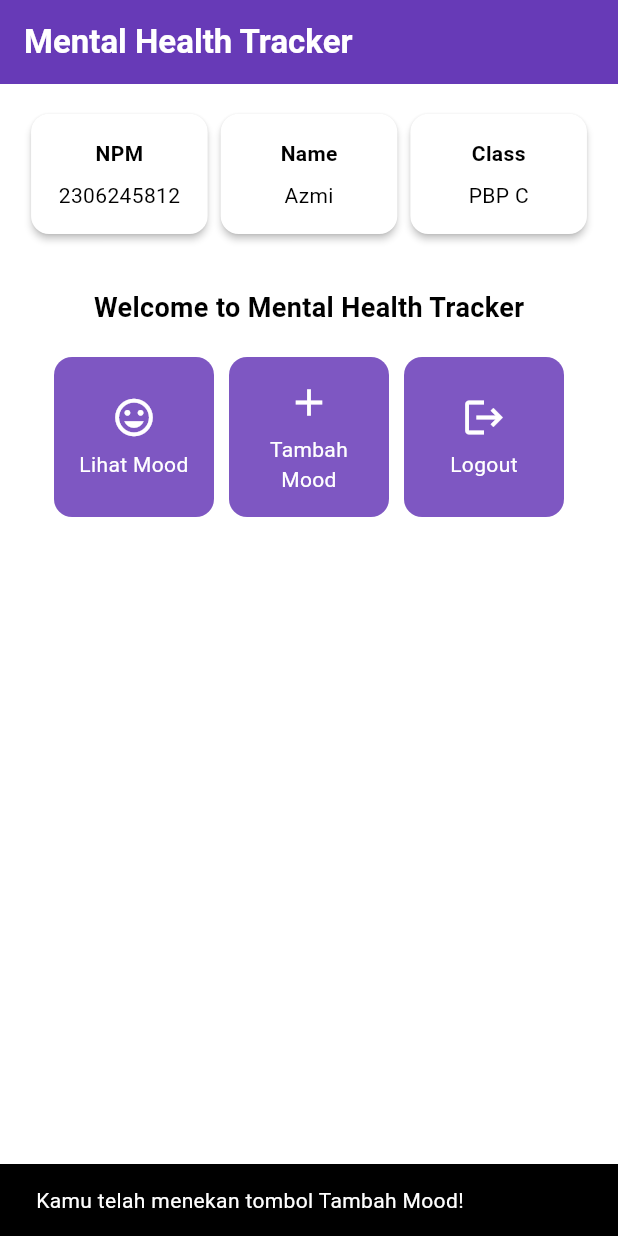
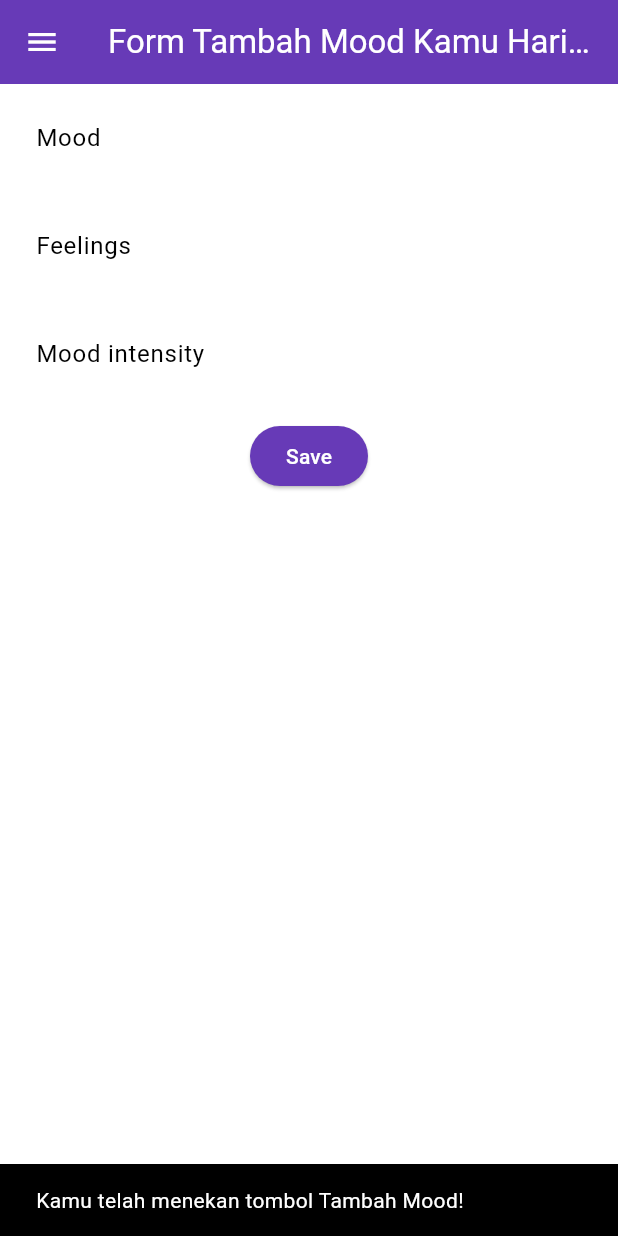
Before and after one commit to khoazmi/mental-health-tracker-mobile, a Flutter app: the screen it shows after launch, after a tap on "Tambah Mood", on a phone screen of 412 x 824 dp. Run offline on Flutter 3.47's test engine with Material 3 defaults, Android fonts, the light colour scheme and no system bars.

Commit message:
menyelsaikan tutorial 7

```diff
--- a/lib/main.dart
+++ b/lib/main.dart
@@ -1,5 +1,5 @@
 import 'package:flutter/material.dart';
-import 'package:mental_health_tracker/menu.dart';
+import 'package:mental_health_tracker/screens/menu.dart';
 
 void main() {
   runApp(const MyApp());
--- a/lib/menu.dart
+++ /dev/null
@@ -1,190 +0,0 @@
-import 'package:flutter/material.dart';
-
-class MyHomePage extends StatelessWidget {
-    MyHomePage({super.key});
-
-    final String npm = '2306245812'; // NPM
-    final String name = 'Azmi'; // Nama
-    final String className = 'PBP C'; // Kelas
-
-    final List<ItemHomepage> items = [
-         ItemHomepage("Lihat Mood", Icons.mood),
-         ItemHomepage("Tambah Mood", Icons.add),
-         ItemHomepage("Logout", Icons.logout),
-     ];
-
- @override
-  Widget build(BuildContext context) {
-    // Scaffold menyediakan struktur dasar halaman dengan AppBar dan body.
-    return Scaffold(
-      // AppBar adalah bagian atas halaman yang menampilkan judul.
-      appBar: AppBar(
-        // Judul aplikasi "Mental Health Tracker" dengan teks putih dan tebal.
-        title: const Text(
-          'Mental Health Tracker',
-          style: TextStyle(
-            color: Colors.white,
-            fontWeight: FontWeight.bold,
-          ),
-        ),
-        // Warna latar belakang AppBar diambil dari skema warna tema aplikasi.
-        backgroundColor: Theme.of(context).colorScheme.primary,
-      ),
-      // Body halaman dengan padding di sekelilingnya.
-      body: Padding(
-        padding: const EdgeInsets.all(16.0),
-        // Menyusun widget secara vertikal dalam sebuah kolom.
-        child: Column(
-          crossAxisAlignment: CrossAxisAlignment.center,
-          children: [
-            // Row untuk menampilkan 3 InfoCard secara horizontal.
-            Row(
-              mainAxisAlignment: MainAxisAlignment.spaceEvenly,
-              children: [
-                InfoCard(title: 'NPM', content: npm),
-                InfoCard(title: 'Name', content: name),
-                InfoCard(title: 'Class', content: className),
-              ],
-            ),
-
-            // Memberikan jarak vertikal 16 unit.
-            const SizedBox(height: 16.0),
-
-            // Menempatkan widget berikutnya di tengah halaman.
-            Center(
-              child: Column(
-                // Menyusun teks dan grid item secara vertikal.
-
-                children: [
-                  // Menampilkan teks sambutan dengan gaya tebal dan ukuran 18.
-                  const Padding(
-                    padding: EdgeInsets.only(top: 16.0),
-                    child: Text(
-                      'Welcome to Mental Health Tracker',
-                      style: TextStyle(
-                        fontWeight: FontWeight.bold,
-                        fontSize: 18.0,
-                      ),
-                    ),
-                  ),
-
-                  // Grid untuk menampilkan ItemCard dalam bentuk grid 3 kolom.
-                  GridView.count(
-                    primary: true,
-                    padding: const EdgeInsets.all(20),
-                    crossAxisSpacing: 10,
-                    mainAxisSpacing: 10,
-                    crossAxisCount: 3,
-                    // Agar grid menyesuaikan tinggi kontennya.
-                    shrinkWrap: true,
-
-                    // Menampilkan ItemCard untuk setiap item dalam list items.
-                    children: items.map((ItemHomepage item) {
-                      return ItemCard(item);
-                    }).toList(),
-                  ),
-                ],
-              ),
-            ),
-          ],
-        ),
-      ),
-    );
-  }
-}
-
-
-
-class InfoCard extends StatelessWidget {
-  // Kartu informasi yang menampilkan title dan content.
-
-  final String title;  // Judul kartu.
-  final String content;  // Isi kartu.
-
-  const InfoCard({super.key, required this.title, required this.content});
-
-  @override
-  Widget build(BuildContext context) {
-    return Card(
-      // Membuat kotak kartu dengan bayangan dibawahnya.
-      elevation: 2.0,
-      child: Container(
-        // Mengatur ukuran dan jarak di dalam kartu.
-        width: MediaQuery.of(context).size.width / 3.5, // menyesuaikan dengan lebar device yang digunakan.
-        padding: const EdgeInsets.all(16.0),
-        // Menyusun title dan content secara vertikal.
-        child: Column(
-          children: [
-            Text(
-              title,
-              style: const TextStyle(fontWeight: FontWeight.bold),
-            ),
-            const SizedBox(height: 8.0),
-            Text(content),
-          ],
-        ),
-      ),
-    );
-  }
-}
-
-class ItemHomepage {
-     final String name;
-     final IconData icon;
-
-     ItemHomepage(this.name, this.icon);
- }
-
-class ItemCard extends StatelessWidget {
-  // Menampilkan kartu dengan ikon dan nama.
-
-  final ItemHomepage item;
-
-  const ItemCard(this.item, {super.key});
-
-  @override
-  Widget build(BuildContext context) {
-    return Material(
-      // Menentukan warna latar belakang dari tema aplikasi.
-      color: Theme.of(context).colorScheme.secondary,
-      // Membuat sudut kartu melengkung.
-      borderRadius: BorderRadius.circular(12),
-
-      child: InkWell(
-        // Aksi ketika kartu ditekan.
-        onTap: () {
-          // Menampilkan pesan SnackBar saat kartu ditekan.
-          ScaffoldMessenger.of(context)
-            ..hideCurrentSnackBar()
-            ..showSnackBar(
-              SnackBar(content: Text("Kamu telah menekan tombol ${item.name}!"))
-            );
-        },
-        // Container untuk menyimpan Icon dan Text
-        child: Container(
-          padding: const EdgeInsets.all(8),
-          child: Center(
-            child: Column(
-              // Menyusun ikon dan teks di tengah kartu.
-              mainAxisAlignment: MainAxisAlignment.center,
-              children: [
-                Icon(
-                  item.icon,
-                  color: Colors.white,
-                  size: 30.0,
-                ),
-                const Padding(padding: EdgeInsets.all(3)),
-                Text(
-                  item.name,
-                  textAlign: TextAlign.center,
-                  style: const TextStyle(color: Colors.white),
-                ),
-              ],
-            ),
-          ),
-        ),
-      ),
-    );
-  }
-
-}
--- /dev/null
+++ b/lib/screens/menu.dart
@@ -0,0 +1,106 @@
+import 'package:flutter/material.dart';
+import 'package:mental_health_tracker/widgets/left_drawer.dart';
+import 'package:mental_health_tracker/widgets/mood_card.dart';
+
+class MyHomePage extends StatelessWidget {
+  MyHomePage({super.key});
+
+  final String npm = '2306245812'; // NPM
+  final String name = 'Azmi'; // Nama
+  final String className = 'PBP C'; // Kelas
+
+  final List<ItemHomepage> items = [
+    ItemHomepage("Lihat Mood", Icons.mood),
+    ItemHomepage("Tambah Mood", Icons.add),
+    ItemHomepage("Logout", Icons.logout),
+  ];
+
+  @override
+  Widget build(BuildContext context) {
+    return Scaffold(
+      drawer: const LeftDrawer(),
+      appBar: AppBar(
+        title: const Text(
+          'Mental Health Tracker',
+          style: TextStyle(
+            color: Colors.white,
+            fontWeight: FontWeight.bold,
+          ),
+        ),
+        backgroundColor: Theme.of(context).colorScheme.primary,
+      ),
+      body: Padding(
+        padding: const EdgeInsets.all(16.0),
+        child: Column(
+          crossAxisAlignment: CrossAxisAlignment.center,
+          children: [
+            Row(
+              mainAxisAlignment: MainAxisAlignment.spaceEvenly,
+              children: [
+                InfoCard(title: 'NPM', content: npm),
+                InfoCard(title: 'Name', content: name),
+                InfoCard(title: 'Class', content: className),
+              ],
+            ),
+            const SizedBox(height: 16.0),
+            Center(
+              child: Column(
+                children: [
+                  const Padding(
+                    padding: EdgeInsets.only(top: 16.0),
+                    child: Text(
+                      'Welcome to Mental Health Tracker',
+                      style: TextStyle(
+                        fontWeight: FontWeight.bold,
+                        fontSize: 18.0,
+                      ),
+                    ),
+                  ),
+                  GridView.count(
+                    primary: true,
+                    padding: const EdgeInsets.all(20),
+                    crossAxisSpacing: 10,
+                    mainAxisSpacing: 10,
+                    crossAxisCount: 3,
+                    shrinkWrap: true,
+                    children: items.map((ItemHomepage item) {
+                      return ItemCard(item);
+                    }).toList(),
+                  ),
+                ],
+              ),
+            ),
+          ],
+        ),
+      ),
+    );
+  }
+}
+
+class InfoCard extends StatelessWidget {
+  final String title;
+  final String content;
+
+  const InfoCard({super.key, required this.title, required this.content});
+
+  @override
+  Widget build(BuildContext context) {
+    return Card(
+      elevation: 2.0,
+      child: Container(
+        width: MediaQuery.of(context).size.width / 3.5,
+        padding: const EdgeInsets.all(16.0),
+        child: Column(
+          children: [
+            Text(
+              title,
+              style: const TextStyle(fontWeight: FontWeight.bold),
+            ),
+            const SizedBox(height: 8.0),
+            Text(content),
+          ],
+        ),
+      ),
+    );
+  }
+}
--- /dev/null
+++ b/lib/screens/moodentry_form.dart
@@ -0,0 +1,164 @@
+import 'package:flutter/material.dart';
+// TODO: Impor drawer yang sudah dibuat sebelumnya (DONE)
+import 'package:mental_health_tracker/widgets/left_drawer.dart';
+
+class MoodEntryFormPage extends StatefulWidget {
+  const MoodEntryFormPage({super.key});
+
+  @override
+  State<MoodEntryFormPage> createState() => _MoodEntryFormPageState();
+}
+
+class _MoodEntryFormPageState extends State<MoodEntryFormPage> {
+  final _formKey = GlobalKey<FormState>();
+  String _mood = "";
+  String _feelings = "";
+  int _moodIntensity = 0;
+
+  @override
+  Widget build(BuildContext context) {
+    return Scaffold(
+      appBar: AppBar(
+        title: const Center(
+          child: Text(
+            'Form Tambah Mood Kamu Hari ini',
+          ),
+        ),
+        backgroundColor: Theme.of(context).colorScheme.primary,
+        foregroundColor: Colors.white,
+      ),
+      // TODO: Tambahkan drawer yang sudah dibuat di sini (DONE)
+      drawer: const LeftDrawer(),
+      body: Form(
+        key: _formKey,
+        child: SingleChildScrollView(
+          child: Column(
+            crossAxisAlignment: CrossAxisAlignment.start,
+            children: [
+              Padding(
+                padding: const EdgeInsets.all(8.0),
+                child: TextFormField(
+                  decoration: InputDecoration(
+                    hintText: "Mood",
+                    labelText: "Mood",
+                    border: OutlineInputBorder(
+                      borderRadius: BorderRadius.circular(5.0),
+                    ),
+                  ),
+                  onChanged: (String? value) {
+                    setState(() {
+                      _mood = value!;
+                    });
+                  },
+                  validator: (String? value) {
+                    if (value == null || value.isEmpty) {
+                      return "Mood tidak boleh kosong!";
+                    }
+                    return null;
+                  },
+                ),
+              ),
+              Padding(
+                padding: const EdgeInsets.all(8.0),
+                child: TextFormField(
+                  decoration: InputDecoration(
+                    hintText: "Feelings",
+                    labelText: "Feelings",
+                    border: OutlineInputBorder(
+                      borderRadius: BorderRadius.circular(5.0),
+                    ),
+                  ),
+                  onChanged: (String? value) {
+                    setState(() {
+                      _feelings = value!;
+                    });
+                  },
+                  validator: (String? value) {
+                    if (value == null || value.isEmpty) {
+                      return "Feelings tidak boleh kosong!";
+                    }
+                    return null;
+                  },
+                ),
+              ),
+              Padding(
+                padding: const EdgeInsets.all(8.0),
+                child: TextFormField(
+                  decoration: InputDecoration(
+                    hintText: "Mood intensity",
+                    labelText: "Mood intensity",
+                    border: OutlineInputBorder(
+                      borderRadius: BorderRadius.circular(5.0),
+                    ),
+                  ),
+                  keyboardType: TextInputType.number,
+                  onChanged: (String? value) {
+                    setState(() {
+                      _moodIntensity = int.tryParse(value!) ?? 0;
+                    });
+                  },
+                  validator: (String? value) {
+                    if (value == null || value.isEmpty) {
+                      return "Mood intensity tidak boleh kosong!";
+                    }
+                    if (int.tryParse(value) == null) {
+                      return "Mood intensity harus berupa angka!";
+                    }
+                    return null;
+                  },
+                ),
+              ),
+              Align(
+                alignment: Alignment.bottomCenter,
+                child: Padding(
+                  padding: const EdgeInsets.all(8.0),
+                  child: ElevatedButton(
+                    style: ButtonStyle(
+                      backgroundColor: WidgetStateProperty.all(
+                          Theme.of(context).colorScheme.primary),
+                    ),
+                    onPressed: () {
+                      if (_formKey.currentState!.validate()) {
+                        showDialog(
+                          context: context,
+                          builder: (context) {
+                            return AlertDialog(
+                              title: const Text('Mood berhasil tersimpan'),
+                              content: SingleChildScrollView(
+                                child: Column(
+                                  crossAxisAlignment: CrossAxisAlignment.start,
+                                  children: [
+                                    Text('Mood: $_mood'),
+                                    Text('Feelings: $_feelings'),
+                                    Text('Mood Intensity: $_moodIntensity'),
+                                  ],
+                                ),
+                              ),
+                              actions: [
+                                TextButton(
+                                  child: const Text('OK'),
+                                  onPressed: () {
+                                    Navigator.pop(context);
+                                    _formKey.currentState!.reset();
+                                  },
+                                ),
+                              ],
+                            );
+                          },
+                        );
+                      }
+                    },
+                    child: const Text(
+                      "Save",
+                      style: TextStyle(color: Colors.white),
+                    ),
+                  ),
+                ),
+              ),
+            ],
+          ),
+        ),
+      ),
+    );
+  }
+}
--- /dev/null
+++ b/lib/widgets/left_drawer.dart
@@ -0,0 +1,71 @@
+import 'package:flutter/material.dart';
+import 'package:mental_health_tracker/screens/menu.dart';
+// TODO: Impor halaman MoodEntryFormPage jika sudah dibuat (DONE)
+import 'package:mental_health_tracker/screens/moodentry_form.dart';
+
+class LeftDrawer extends StatelessWidget {
+  const LeftDrawer({super.key});
+
+  @override
+  Widget build(BuildContext context) {
+    return Drawer(
+      child: ListView(
+        children: [
+          DrawerHeader(
+            decoration: BoxDecoration(
+              color: Theme.of(context).colorScheme.primary,
+            ),
+            child: const Column(
+              children: [
+                Text(
+                  'Mental Health Tracker',
+                  textAlign: TextAlign.center,
+                  style: TextStyle(
+                    fontSize: 24,
+                    fontWeight: FontWeight.bold,
+                    color: Colors.white,
+                  ),
+                ),
+                Padding(padding: EdgeInsets.all(8)),
+                Text(
+                  "Ayo jaga kesehatan mentalmu setiap hari di sini!",
+                  textAlign: TextAlign.center,
+                  style: TextStyle(
+                    fontSize: 15,
+                    fontWeight: FontWeight.normal,
+                    color: Colors.white,
+                  ),
+                ),
+              ],
+            ),
+          ),
+          ListTile(
+            leading: const Icon(Icons.home_outlined),
+            title: const Text('Halaman Utama'),
+            onTap: () {
+              Navigator.pushReplacement(
+                context,
+                MaterialPageRoute(
+                  builder: (context) => MyHomePage(),
+                ),
+              );
+            },
+          ),
+          ListTile(
+            leading: const Icon(Icons.mood),
+            title: const Text('Tambah Mood'),
+            onTap: () {
+              // Routing ke halaman MoodEntryFormPage (DONE)
+              Navigator.push(
+                context,
+                MaterialPageRoute(
+                  builder: (context) => MoodEntryFormPage(),
+                ),
+              );
+            },
+          ),
+        ],
+      ),
+    );
+  }
+}
--- /dev/null
+++ b/lib/widgets/mood_card.dart
@@ -0,0 +1,64 @@
+import 'package:flutter/material.dart';
+import 'package:mental_health_tracker/screens/moodentry_form.dart';
+
+class ItemHomepage {
+  final String name;
+  final IconData icon;
+
+  ItemHomepage(this.name, this.icon);
+}
+
+class ItemCard extends StatelessWidget {
+  final ItemHomepage item;
+
+  const ItemCard(this.item, {super.key});
+
+  @override
+  Widget build(BuildContext context) {
+    return Material(
+      color: Theme.of(context).colorScheme.secondary,
+      borderRadius: BorderRadius.circular(12),
+      child: InkWell(
+        onTap: () {
+          ScaffoldMessenger.of(context)
+            ..hideCurrentSnackBar()
+            ..showSnackBar(
+              SnackBar(
+                content: Text("Kamu telah menekan tombol ${item.name}!"),
+              ),
+            );
+
+          if (item.name == "Tambah Mood") {
+            Navigator.push(
+              context,
+              MaterialPageRoute(
+                builder: (context) => const MoodEntryFormPage(),
+              ),
+            );
+          }
+        },
+        child: Container(
+          padding: const EdgeInsets.all(8),
+          child: Center(
+            child: Column(
+              mainAxisAlignment: MainAxisAlignment.center,
+              children: [
+                Icon(
+                  item.icon,
+                  color: Colors.white,
+                  size: 30.0,
+                ),
+                const Padding(padding: EdgeInsets.all(3)),
+                Text(
+                  item.name,
+                  textAlign: TextAlign.center,
+                  style: const TextStyle(color: Colors.white),
+                ),
+              ],
+            ),
+          ),
+        ),
+      ),
+    );
+  }
+}
```
